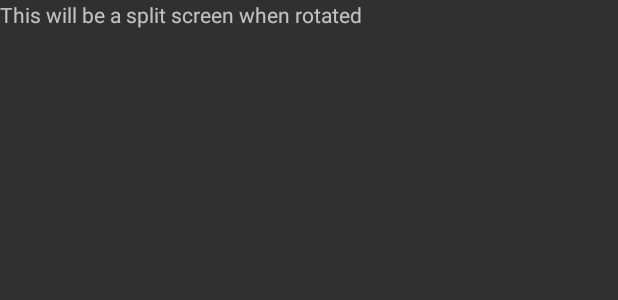
After one commit to mphare/AndroidStudio, an Android app: the layout activity_split_screen.xml on its own in the app's theme, with its tools: preview values and no code run, on a phone screen of 412 x 824 dp. The commit adds this screen. Shown: the top 300 px of the screen. Run offline under Robolectric (Android 15) with nearby library versions, the phone set to English and light mode, and no system bars.

Commit message:
New Screens

```diff
--- /dev/null
+++ b/MyFirstApp/app/src/main/res/layout/activity_split_screen.xml
@@ -0,0 +1,16 @@
+<?xml version="1.0" encoding="utf-8"?>
+<LinearLayout xmlns:android="http://schemas.android.com/apk/res/android"
+    android:layout_width="fill_parent"
+    android:layout_height="fill_parent"
+    android:orientation="horizontal" >
+
+    <TextView
+        android:layout_width="fill_parent"
+        android:layout_height="fill_parent"
+        android:id="@+id/topTextLabel"
+        android:text="This will be a split screen when rotated"
+        />
+
+
+
+</LinearLayout>
```
Also changed, not shown: MyFirstApp/app/src/main/AndroidManifest.xml (+24 -0 lines), MyFirstApp/app/src/main/java/com/tele/on/MainActivity.java (+11 -0 lines), MyFirstApp/app/src/main/java/com/tele/on/NewScreenActivity.java (added, +68 -0 lines), MyFirstApp/app/src/main/java/com/tele/on/SplitScreenActivity.java (added, +67 -0 lines), MyFirstApp/app/src/main/res/layout/activity_main.xml (+10 -0 lines), MyFirstApp/app/src/main/res/layout/activity_new_screen.xml (added, +14 -0 lines).
